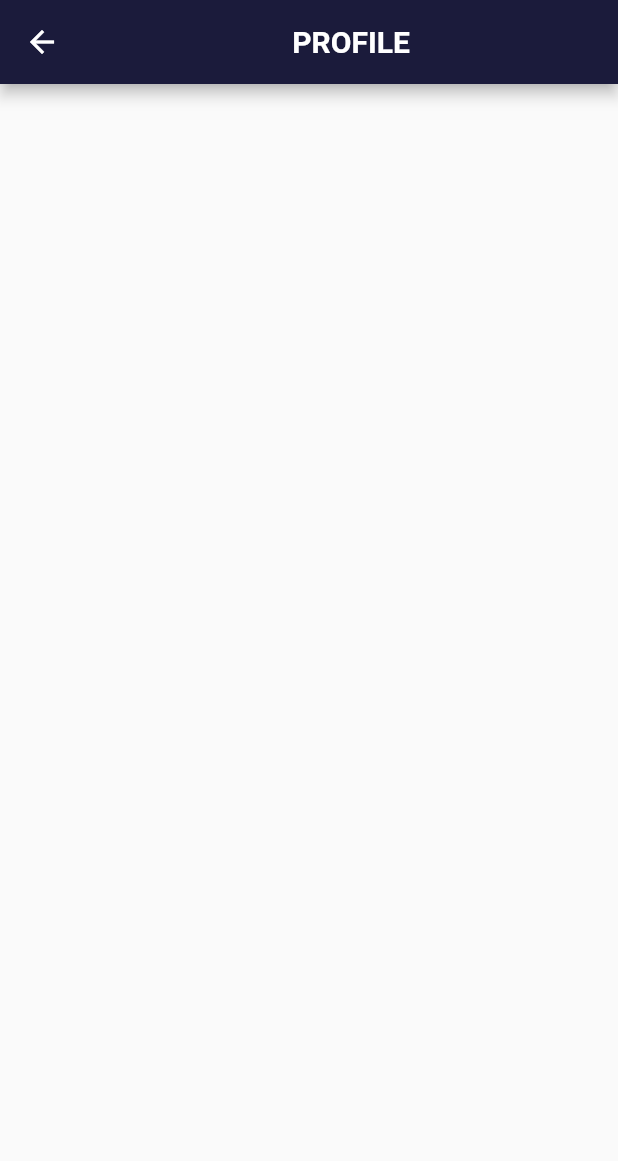
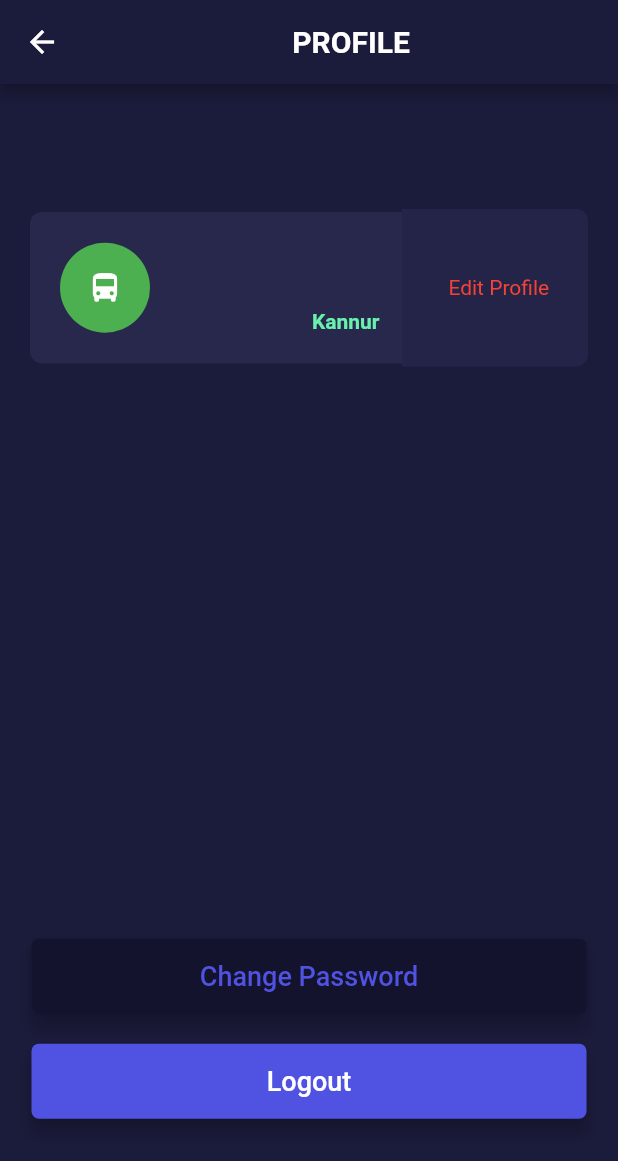
Before and after one commit to jyothir10/bus_locator, a Flutter app: the CartProfile screen opened by its route, on a phone screen of 412 x 824 dp. Shown: the top 1161 px of the screen. Run offline on Flutter 3.47's test engine with Material 2 defaults, Android fonts, the phone set to English and light mode, and no system bars; our stand-ins replace cloud_firestore, connectivity, dots_indicator, equatable, firebase_auth, flare_flutter and 9 more; missing offline and left inert: flutter_facebook_login; accounts and stored records are empty; project files that could hold a hidden picture were left out.

Commit message:
User profile screen updated. User bloc will have to be created to handle multiple states.

```diff
--- a/lib/Authentication/bloc/auth_errors.dart
+++ b/lib/Authentication/bloc/auth_errors.dart
@@ -46,6 +46,8 @@ const String FORGOT_PASSWORD_SUCCESS_MESSAGE =
     "A password reset email has been sent to your inbox.";
 const String FORGOT_PASSWORD_ERROR_MESSAGE =
     "There has been an error while processing your request.";
+
+const String USER_PROFILE_FAILURE_MESSAGE = "There has been an error loading your profile.";
 
 String loginPlatformExceptionHandler(String errorCode) {
   print(errorCode);
--- a/lib/Authentication/bloc/auth_event.dart
+++ b/lib/Authentication/bloc/auth_event.dart
@@ -89,3 +89,5 @@ class ForgotPassword extends AuthEvent {
     return "Forgot Password";
   }
 }
+
+class UserProfile extends AuthEvent {}
--- a/lib/Components/TabBar.dart
+++ b/lib/Components/TabBar.dart
@@ -1,9 +1,12 @@
+import 'package:bus_locator/Authentication/bloc/auth_bloc.dart';
+import 'package:bus_locator/Authentication/bloc/auth_event.dart';
 import 'package:bus_locator/Components/Constants.dart';
 import 'package:flutter/material.dart';
 import 'package:bus_locator/homePage.dart' as firstPage;
 import 'package:bus_locator/screens/CartScreen.dart' as thirdPage;
 import 'package:bus_locator/screens/destination_screen.dart' as secondPage;
 import 'package:bus_locator/screens/cart_profile.dart' as fourthPage;
+import 'package:flutter_bloc/flutter_bloc.dart';
 import 'package:font_awesome_flutter/font_awesome_flutter.dart';
 
 class TabBarClass extends StatefulWidget {
@@ -31,6 +34,7 @@ class _TabBarClassState extends State<TabBarClass>
 
   @override
   Widget build(BuildContext context) {
+    final _bloc = BlocProvider.of<AuthBloc>(context);
     return Scaffold(
       bottomNavigationBar: Material(
         color: kBottomBarColor,
--- a/lib/screens/cart_profile.dart
+++ b/lib/screens/cart_profile.dart
@@ -21,8 +21,14 @@ class CartProfile extends StatefulWidget {
 
 class _CartProfileState extends State<CartProfile> {
   @override
+  void initState() {
+    super.initState();
+  }
+
+  @override
   Widget build(BuildContext context) {
     final _bloc = BlocProvider.of<AuthBloc>(context);
+    _bloc.add(UserProfile());
     return Scaffold(
       appBar: AppBar(
         backgroundColor: kAppBarColor,
@@ -35,14 +41,31 @@ class _CartProfileState extends State<CartProfile> {
           ),
         ),
       ),
+      body: BlocListener<AuthBloc, AuthState>(
+        child: BlocBuilder<AuthBloc, AuthState>(
+            builder: (BuildContext context, AuthState state) {
+          if (state is UserProfileSuccess) {
+            return profilePageBuilder(context, state.userInfo);
+          } else if (state is UserProfileFailure) {
+            return Text(state.message);
+          } else
+            return CircularProgressIndicator();
+        }),
+        listener: (BuildContext context, AuthState state) {
+          if (state is LogoutSuccess) {
+            Navigator.pushReplacementNamed(context, WelcomeScreen.id);
+          } else if (state is CannotChangePassword) {
+            showInSnackBar(context, state.message);
+          }
+        },
+      ),
     );
   }
 }
 
 Widget profilePageBuilder(BuildContext context, Map userInfo) {
   final _bloc = BlocProvider.of<AuthBloc>(context);
-  return BlocListener<AuthBloc, AuthState>(
-    child: Container(
+  return Container(
     color: kPageBackgroundColor,
     child: Column(
       mainAxisAlignment: MainAxisAlignment.spaceEvenly,
@@ -87,14 +110,6 @@ Widget profilePageBuilder(BuildContext context, Map userInfo) {
         )
       ],
     ),
-    ),
-    listener: (BuildContext context, AuthState state) {
-      if (state is LogoutSuccess) {
-        Navigator.pushReplacementNamed(context, WelcomeScreen.id);
-      } else if (state is CannotChangePassword) {
-        showInSnackBar(context, state.message);
-      }
-    },
   );
 }
 
@@ -145,7 +160,7 @@ class BusCardProfilePage extends StatelessWidget {
                         ),
                         Text(
                           email,
-                          style: TextStyle(color: Colors.white, fontSize: 14),
+                          style: TextStyle(color: Colors.white, fontSize: 10),
                         ),
                         SizedBox(
                           height: 5,
```
Also changed, not shown: lib/Authentication/bloc/auth_bloc.dart (+11 -0 lines), lib/Authentication/login_services/auth_service1.dart (+13 -1 lines). Lines whose indentation alone changed are shown as unchanged.
